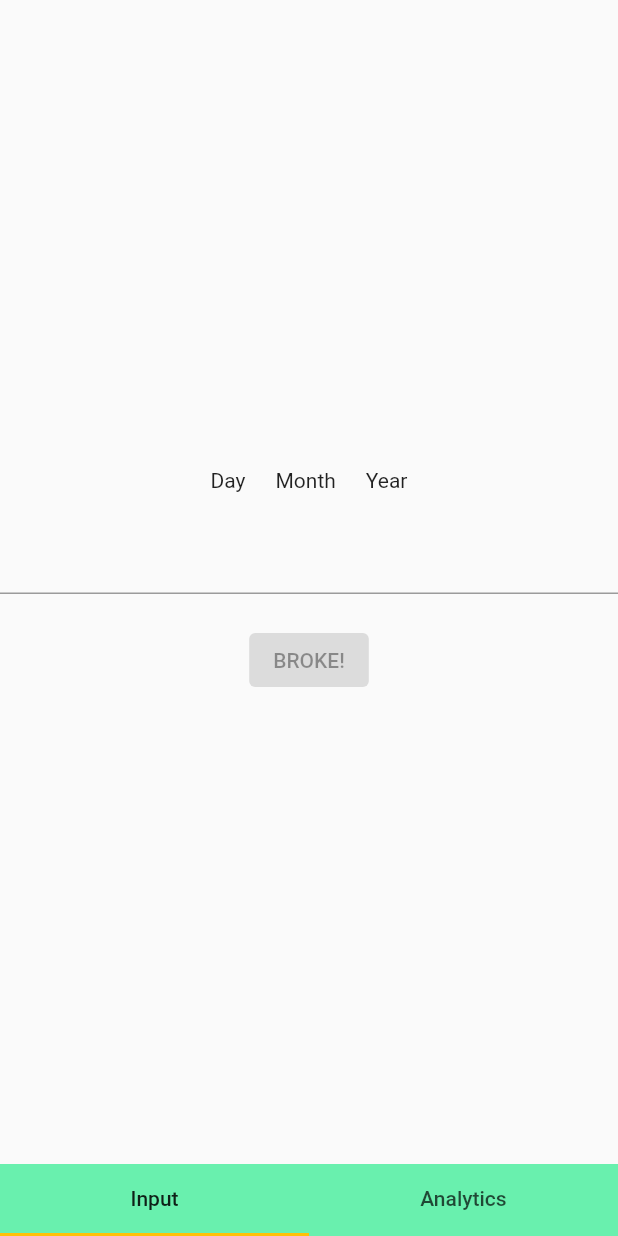
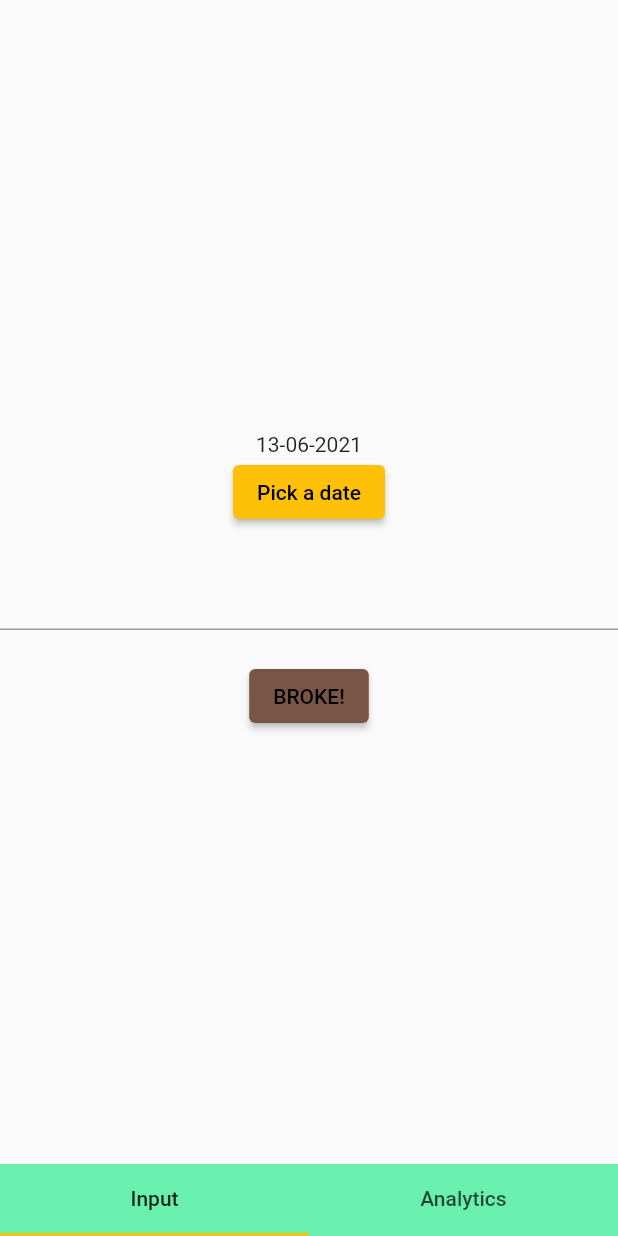
Before and after one commit to phantomcorn/Broked, a Flutter app: the screen it shows after launch, on a phone screen of 412 x 824 dp. Run offline on Flutter 3.47's test engine with Material 2 defaults, Android fonts, the phone set to English and light mode, and no system bars; our stand-ins replace sqflite; accounts and stored records are empty.

Commit message:
remove unused dependencies and changed format of date used in Database.dart

```diff
--- a/lib/Database.dart
+++ b/lib/Database.dart
@@ -1,7 +1,7 @@
 import 'dart:async';
 import 'package:path/path.dart';
 import 'package:sqflite/sqflite.dart';
-
+import 'package:intl/intl.dart';
 class Spent {
   final DateTime date;
   final double amount;
@@ -11,9 +11,13 @@ class Spent {
     required this.amount
   });
 
+  static String dateToSQLFormat(DateTime date) {
+    return DateFormat('yyyy-MM-dd').format(date);
+  }
+
   Map<String, dynamic> toMap() {
     return {
-      'date': date.toIso8601String(),
+      'date': dateToSQLFormat(date),
       'amountSpent': amount
     };
   }
@@ -91,7 +95,7 @@ class spentDatabase {
         'spent',
         columns: ['date','amountSpent'],
         where: 'date = ?',
-        whereArgs: [date.toIso8601String()]);
+        whereArgs: [Spent.dateToSQLFormat(date)]);
 
     if (map.isNotEmpty) {
       return Spent.fromMap(map.first);
@@ -110,7 +114,7 @@ class spentDatabase {
         'spent',
         newSpent.toMap(),
         where: 'date = ?',
-        whereArgs: [spent.date.toIso8601String()]
+        whereArgs: [Spent.dateToSQLFormat(spent.date)]
     );
   }
 
--- a/lib/main.dart
+++ b/lib/main.dart
@@ -1,7 +1,6 @@
 import 'package:broked/Database.dart';
 import 'package:flutter/material.dart';
-import 'dart:async';
-import  'package:shared_preferences/shared_preferences.dart';
+import 'package:intl/intl.dart';
 
 void main() {
   runApp(MyApp());
@@ -51,7 +50,7 @@ class MyHomePage extends StatefulWidget {
 
 
 class _MyHomePageState extends State<MyHomePage> {
-
+/*
   Future checkFirstSeen() async {
     SharedPreferences prefs = await SharedPreferences.getInstance();
     bool _firstTime = (prefs.getBool('firstTime') ?? false);
@@ -63,6 +62,8 @@ class _MyHomePageState extends State<MyHomePage> {
       //get db and get pointer
     }
   }
+
+ */
 
 
   @override
@@ -105,29 +106,44 @@ class BrokeMain extends StatefulWidget {
 }
 
 class _BrokeMain extends State<BrokeMain> {
+
+  DateTime _date = DateTime.now();
+
   @override
   Widget build(BuildContext context) {
     return Scaffold(
       body: Center(
         child : Column(
           children: <Widget> [
-            Row(
-              children : <Widget> [
-                Text("Day"),
-                SizedBox(width: 20),
-                Text("Month"),
-                SizedBox(width: 20),
-                Text("Year")
-              ],
-              mainAxisAlignment: MainAxisAlignment.center,
+            Text("${DateFormat('dd-MM-yyyy').format(_date)}"),
+            ElevatedButton(
+              onPressed: () {
+                showDatePicker(
+                    context: context,
+                    initialDate: _date,
+                    firstDate: DateTime(2000),
+                    lastDate: DateTime.now()
+                ).then((date) => {
+                  setState(() {
+                    if (date != null) {
+                      _date = date;
+                    }
+                  })
+                });
+              }, child: Text("Pick a date"),
             ),
+
             //add space between widget
             SizedBox(height: 20),
             TextFormField(),
             //add space between widget
             SizedBox(height : 20),
             ElevatedButton(
-                onPressed: null,
+                onPressed: () async {
+                  spentDatabase.instance.insertAmount(
+                    Spent(date : _date, amount : 0000)
+                  );
+                },
                 child: Text("BROKE!"),
                 style : ElevatedButton.styleFrom(
                     primary: Colors.brown
@@ -152,6 +168,21 @@ class Analytics extends StatefulWidget {
 }
 
 class _Analytics extends State<Analytics> {
+
+  late double totalSpent;
+
+  @override
+  void initState() {
+    super.initState();
+
+    recalculate();
+  }
+
+
+  Future recalculate() async {
+    totalSpent = await spentDatabase.instance.getTotalSpending();
+  }
+
   @override
   Widget build(BuildContext context) {
     return Scaffold(
@@ -159,8 +190,9 @@ class _Analytics extends State<Analytics> {
           child : Column(
             children: [
               Text("Analytics"),
-              Text("Total spent : ${spentDatabase.instance.getTotalSpending()}")
-            ]
+              Text("Total spent : $totalSpent")
+            ],
+            mainAxisAlignment: MainAxisAlignment.center
           )
         ),
     );
--- a/pubspec.yaml
+++ b/pubspec.yaml
@@ -25,12 +25,13 @@ dependencies:
     sdk: flutter
   sqflite:
   path :
-  shared_preferences: ^0.5.10
+
 
 
   # The following adds the Cupertino Icons font to your application.
   # Use with the CupertinoIcons class for iOS style icons.
   cupertino_icons: ^1.0.2
+  intl: ^0.17.0
 
 dev_dependencies:
   flutter_test:
```
Also changed, not shown: pubspec.lock, 10 other files.
